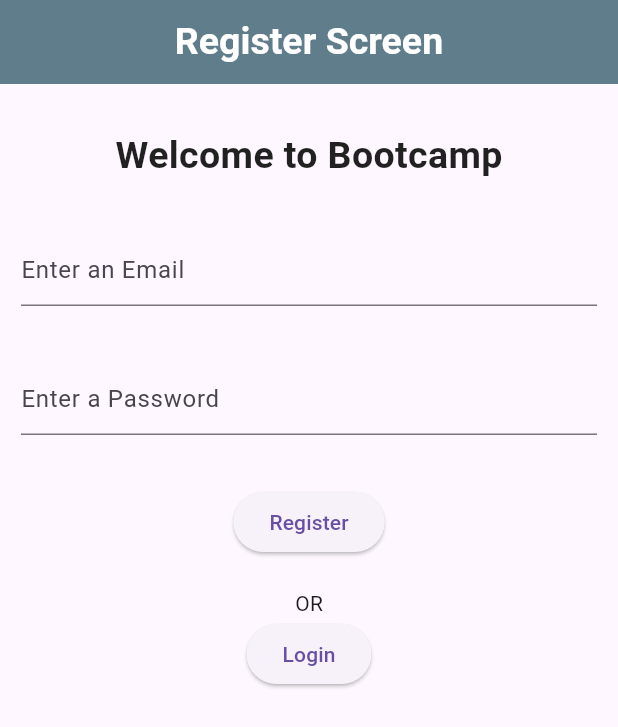
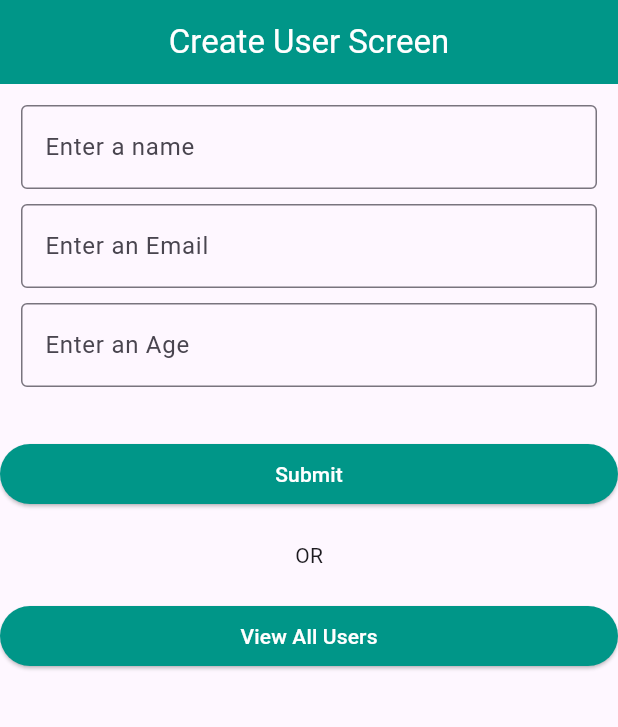
Before and after one commit to Muzamil995/flutter_bootcamp_2026, a Flutter app: the screen it shows after launch, on a phone screen of 412 x 824 dp. Shown: the top 727 px of the screen. Run offline on Flutter 3.47's test engine with Material 3 defaults, Android fonts, the phone set to English and light mode, and no system bars; our stand-ins replace firebase_auth, firebase_core, firebase_database, image_picker, math_expressions; accounts and stored records are empty.

```diff
--- a/lib/main.dart
+++ b/lib/main.dart
@@ -1,6 +1,8 @@
 import 'package:flutter/material.dart';
-import 'package:flutter_bootcamp_two/session_five/calculator_app.dart';
+import 'package:flutter_bootcamp_two/session_eight/create_user_screen.dart';
+ import 'package:flutter_bootcamp_two/session_five/calculator_app.dart';
 import 'package:flutter_bootcamp_two/session_four/session_four.dart';
+import 'package:flutter_bootcamp_two/session_seven/login_screen.dart';
 import 'package:flutter_bootcamp_two/session_seven/register_Screen.dart';
 import 'package:flutter_bootcamp_two/session_six/image_picker_screen.dart';
 import 'package:flutter_bootcamp_two/session_six/session_six.dart';
@@ -26,7 +28,9 @@ class MyCode extends StatelessWidget {
       //navigation
       //parent widget
       debugShowCheckedModeBanner: false,
-      home: RegisterScreen(),
+      home: CreateUserScreen()
+
+  ,
 
       //  Scaffold(
       //    //appbar
--- /dev/null
+++ b/lib/session_eight/create_user_screen.dart
@@ -0,0 +1,139 @@
+import 'package:firebase_core/firebase_core.dart';
+import 'package:firebase_database/firebase_database.dart';
+import 'package:flutter/material.dart';
+import 'package:flutter_bootcamp_two/session_eight/view_all_user_screen.dart';
+
+class CreateUserScreen extends StatefulWidget {
+  const CreateUserScreen({super.key});
+
+  @override
+  State<CreateUserScreen> createState() => _CreateUserScreenState();
+}
+
+class _CreateUserScreenState extends State<CreateUserScreen> {
+  final formKey = GlobalKey<FormState>();
+  TextEditingController nameController = TextEditingController();
+  TextEditingController emailController = TextEditingController();
+  TextEditingController ageController = TextEditingController();
+
+  final DatabaseReference _ref = FirebaseDatabase.instanceFor(
+    app: Firebase.app(),
+
+    databaseURL: "https://bootcamp-7fd72-default-rtdb.firebaseio.com/",
+  ).ref('users');
+
+  void createUser() async {
+    if (formKey.currentState!.validate()) {
+      String id = DateTime.now().millisecondsSinceEpoch.toString();
+      await _ref.child(id).set({
+        'id': id,
+        'name': nameController.text.trim(),
+        'email': emailController.text.trim(),
+        'age': ageController.text.trim(),
+      });
+      // ✅ Clear fields after submission
+    nameController.clear();
+    emailController.clear();
+    ageController.clear();
+
+      ScaffoldMessenger.of(
+        context,
+      ).showSnackBar(SnackBar(content: Text("USer Created Successfully")));
+
+      setState(() {
+
+      });
+    }
+  }
+
+  @override
+  Widget build(BuildContext context) {
+    return Scaffold(
+      appBar: AppBar(
+        title: Text(
+          "Create User Screen",
+          style: TextStyle(color: Colors.white),
+        ),
+        centerTitle: true,
+        backgroundColor: Colors.teal,
+      ),
+      body: SingleChildScrollView(
+        child: Column(
+          children: [
+            Form(
+              key: formKey,
+              child: Padding(
+                padding: const EdgeInsets.all(14.0),
+                child: Column(
+                  children: [
+                    TextFormField(
+                      controller: nameController,
+                      decoration: InputDecoration(
+                        hintText: "Enter a name",
+                        border: OutlineInputBorder(),
+                      ),
+                      validator: (v) => v!.isEmpty ? "Enter Name" : null,
+                    ),
+
+                    SizedBox(height: 10),
+
+                    TextFormField(
+                      controller: emailController,
+                      decoration: InputDecoration(
+                        hintText: "Enter an Email",
+                        border: OutlineInputBorder(),
+                      ),
+                      validator: (v) => v!.isEmpty ? "Enter Email" : null,
+                    ),
+
+                    SizedBox(height: 10),
+
+                    TextFormField(
+                      controller: ageController,
+                      decoration: InputDecoration(
+                        hintText: "Enter an Age",
+                        border: OutlineInputBorder(),
+                      ),
+                      validator: (v) => v!.isEmpty ? "Enter Age" : null,
+                    ),
+                  ],
+                ),
+              ),
+            ),
+
+            SizedBox(height: 20),
+
+            SizedBox(
+              width: double.infinity,
+              child: ElevatedButton(
+                style: ButtonStyle(
+                  backgroundColor: WidgetStatePropertyAll(Colors.teal),
+                ),
+                onPressed: () {
+                  createUser();
+                },
+                child: Text("Submit", style: TextStyle(color: Colors.white)),
+              ),
+            ),
+
+            SizedBox(height: 20,),
+            Text("OR",),
+          SizedBox(height: 20,),
+             SizedBox(
+              width: double.infinity,
+              child: ElevatedButton(
+                style: ButtonStyle(
+                  backgroundColor: WidgetStatePropertyAll(Colors.teal),
+                ),
+                onPressed: () {
+                   Navigator.push(context, MaterialPageRoute(builder: (context)=>ViewAllUserScreen()));
+                },
+                child: Text("View All Users", style: TextStyle(color: Colors.white)),
+              ),
+             )
+          ],
+        ),
+      ),
+    );
+  }
+}
--- a/lib/session_seven/login_screen.dart
+++ b/lib/session_seven/login_screen.dart
@@ -47,7 +47,8 @@ class LoginScreen extends StatelessWidget {
         backgroundColor: Colors.blueGrey,
       ),
 
-      body: Column(
+      body: SingleChildScrollView(
+        child: Column(
           crossAxisAlignment: CrossAxisAlignment.center,
           //mainAxisAlignment: MainAxisAlignment.center,
           children: [
@@ -91,6 +92,7 @@ class LoginScreen extends StatelessWidget {
             SizedBox(height: 20),
           ],
         ),
+      ),
     );
   }
 }
```
Also changed, not shown: lib/session_eight/view_all_user_screen.dart (added, +157 -0 lines), pubspec.yaml (+11 -0 lines), pubspec.lock, 3 other files. Lines whose indentation alone changed are shown as unchanged.
